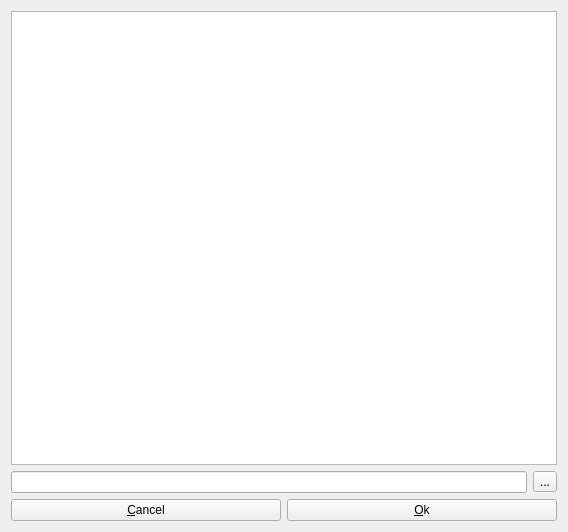
Old version of the form gui/src/widgets/FBXImport.ui in the repository aerisarn/ck-cmd.
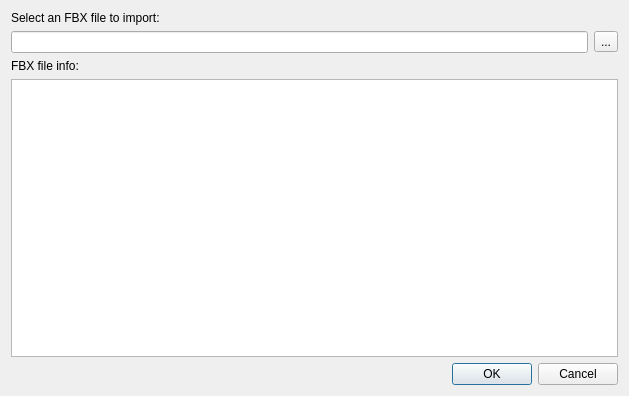
New version of the form.

```diff
--- a/gui/src/widgets/FBXImport.ui
+++ b/gui/src/widgets/FBXImport.ui
@@ -1,34 +1,27 @@
 <?xml version="1.0" encoding="UTF-8"?>
 <ui version="4.0">
  <class>FBXImport</class>
- <widget class="QWidget" name="FBXImport">
-  <property name="windowModality">
-   <enum>Qt::ApplicationModal</enum>
-  </property>
+ <widget class="QDialog" name="FBXImport">
   <property name="geometry">
    <rect>
     <x>0</x>
     <y>0</y>
-    <width>568</width>
-    <height>532</height>
+    <width>629</width>
+    <height>396</height>
    </rect>
   </property>
-  <property name="sizePolicy">
-   <sizepolicy hsizetype="Expanding" vsizetype="Expanding">
-    <horstretch>0</horstretch>
-    <verstretch>0</verstretch>
-   </sizepolicy>
-  </property>
   <property name="windowTitle">
    <string>Import FBX</string>
   </property>
-  <layout class="QGridLayout" name="gridLayout">
-   <item row="0" column="0">
-    <layout class="QGridLayout" name="mainGrid" columnstretch="3,7">
-     <property name="sizeConstraint">
-      <enum>QLayout::SetDefaultConstraint</enum>
+  <layout class="QVBoxLayout" name="verticalLayout">
+   <item>
+    <widget class="QLabel" name="label">
+     <property name="text">
+      <string>Select an FBX file to import:</string>
      </property>
-     <item row="1" column="0" colspan="2">
+    </widget>
+   </item>
+   <item>
       <layout class="QHBoxLayout" name="horizontalLayout_2">
        <item>
         <widget class="QLineEdit" name="pathLineEdit">
@@ -46,28 +39,25 @@
        </item>
       </layout>
      </item>
-     <item row="0" column="0" colspan="2">
+   <item>
+    <widget class="QLabel" name="label_2">
+     <property name="text">
+      <string>FBX file info:</string>
+     </property>
+    </widget>
+   </item>
+   <item>
       <widget class="QTreeView" name="FbxTreeView"/>
      </item>
-    </layout>
-   </item>
-   <item row="1" column="0">
-    <layout class="QHBoxLayout" name="horizontalLayout_3">
      <item>
-      <widget class="QPushButton" name="cancelButton">
-       <property name="text">
-        <string>&amp;Cancel</string>
-       </property>
-      </widget>
-     </item>
-     <item>
-      <widget class="QPushButton" name="okButton">
-       <property name="text">
-        <string>&amp;Ok</string>
-       </property>
-      </widget>
-     </item>
-    </layout>
+    <widget class="QDialogButtonBox" name="buttonBox">
+     <property name="orientation">
+      <enum>Qt::Horizontal</enum>
+     </property>
+     <property name="standardButtons">
+      <set>QDialogButtonBox::Cancel|QDialogButtonBox::Ok</set>
+     </property>
+    </widget>
    </item>
   </layout>
  </widget>
```
Left out of the diff: 35 changed lines with no effect on the pictures. Lines whose indentation alone changed are shown as unchanged.
